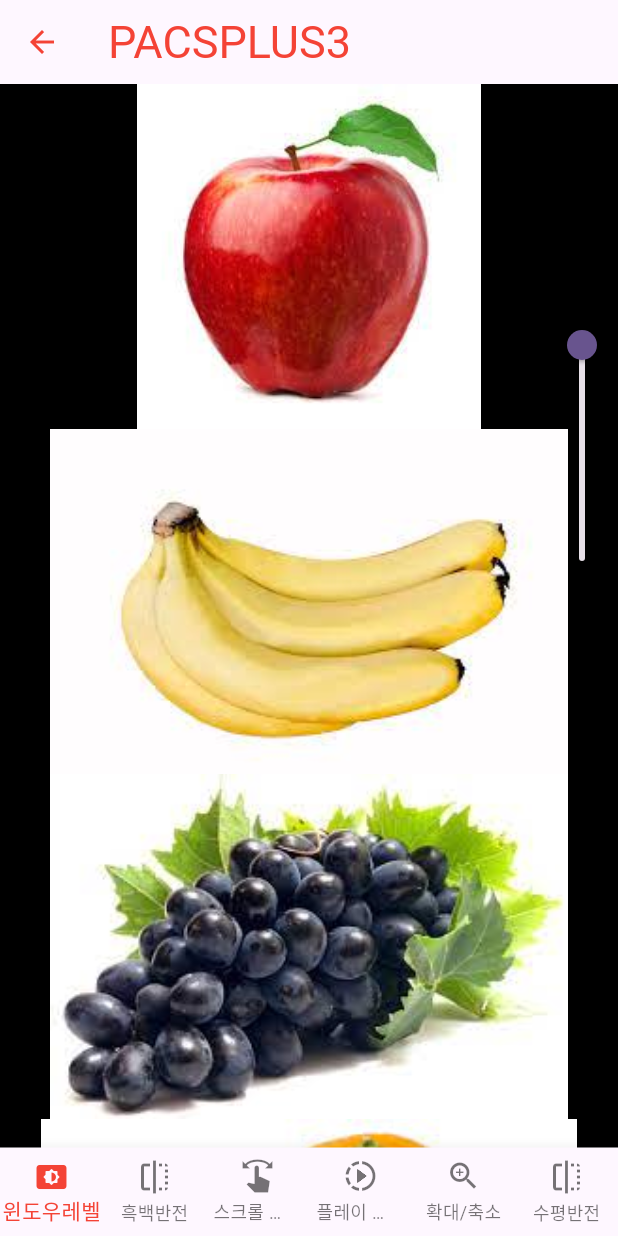
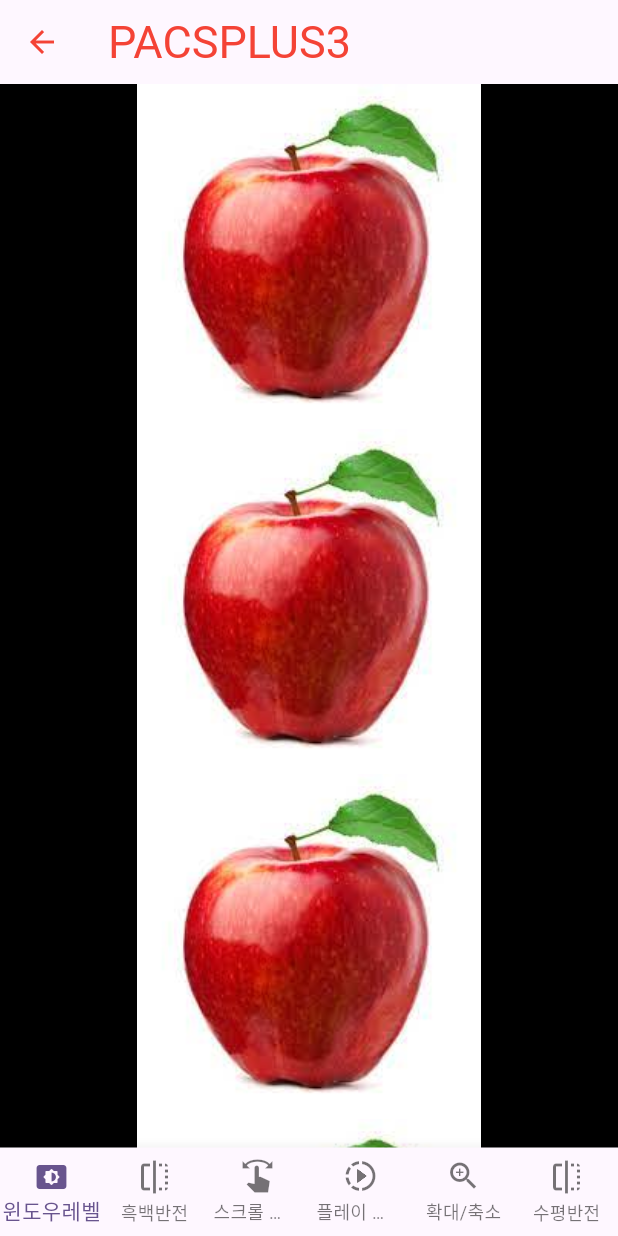
Before and after one commit to dicom-the-joeun/DICOM_PHONE, a Flutter app: the DetailPage screen opened directly, on a phone screen of 412 x 824 dp. Run offline on Flutter 3.47's test engine with Material 3 defaults, Android fonts, the light colour scheme and no system bars; drawn by our look-alikes of photo_view; our stand-ins replace cached_network_image, data_table_2, dio, flutter_dotenv, get, logger and 2 more; accounts and stored records are empty.

Commit message:
version 변경,디테일 페이지 다중 선택,기능 가능(비디오클립,화면밝기 제외) 현재 선택된 탭 색 표시 진행 중

```diff
--- a/lib/Detailpage.dart
+++ b/lib/Detailpage.dart
@@ -10,20 +10,19 @@ class DetailPage extends StatefulWidget {
 }
 
 class _DetailPageState extends State<DetailPage> {
-  int _currentIndex = 0;
+  late List<int> currentIndex;
   late List<String> fruitList;
-  bool allowZoom = false;
-  bool bllowZoom = false;
-  bool cllowZoom = false;
-  bool dllowZoom = false;
+  Set<int> selectedTabs = {}; // Set을 사용하여 다중 선택을 관리합니다.
   double brightness = 0;
-  bool isImageColored = false;
-  bool isImageColor = false;
 
+
+  double sliderValue = 0.0;
+  int currentImageIndex = 0;
 
   @override
   void initState() {
     super.initState();
+    currentIndex = [0, 1, 2, 3, 4, 5];
     fruitList = [
       'Apple.png',
       'Banana.png',
@@ -32,18 +31,7 @@ class _DetailPageState extends State<DetailPage> {
       'Pineapple.png',
       'Watermelon.png',
     ];
-  }
 
-  void _toggleImageColor() {
-  setState(() {
-    isImageColored = !isImageColored;
-  });
-}
-
-void toggleImageColor() {
-  setState(() {
-    isImageColored  = !isImageColored ;
-  });
   }
 
 
@@ -62,23 +50,23 @@ void toggleImageColor() {
               itemCount: fruitList.length,
               itemBuilder: (context, index) {
                 return SizedBox(
-                  height: 230, // 이미지 크기
+                  height: 230,
                   child: Stack(
                     children: [
-                      _findex(index),
+                      _buildImage(index),
                     ],
                   ),
                 );
               },
             ),
           ),
-          if (_currentIndex == 0) // 0번째 탭에서만 슬라이더 표시
          Positioned(
-              top: 150, // slider 오른쪽 화면 중앙에 배치
-              right: 0, // slider 오른쪽 화면에 배치
+            top: 150,
+            right: 0,
             child: RotatedBox(
               quarterTurns: 1,
-                child: Slider(
+                   child: selectedTabs.contains(0) // 1번 탭에서만 슬라이더 표시
+        ? Slider(
             value: brightness,
             min: 0.0,
             max: 1.0,
@@ -87,66 +75,88 @@ void toggleImageColor() {
                 brightness = value;
               });
             },
-                ),
+          )
+        : selectedTabs.contains(2) // 2번 탭에서만 슬라이더 표시
+            ? Slider(
+                value: sliderValue,
+                min: 0.0,
+                max: 1.0,
+                onChanged: (value) {
+                  setState(() {
+                    changeImage(value);
+                  });
+                },
+              )
+            : Container(),
             ),
           ),
         ],
       ),
       bottomNavigationBar: BottomNavigationBar(
-         currentIndex: _currentIndex,
+        currentIndex: selectedTabs.isNotEmpty ? selectedTabs.first : 0,
         onTap: (index) {
-      if (_currentIndex == index) {
-          toggleImageColor();
+
+          setState(() {
+
+            if (selectedTabs.contains(index)) {
+              selectedTabs.remove(index);
+            } else {
+              selectedTabs.add(index);
             }
-    setState(() {
-        _currentIndex = index;
           });
-
-
         },
         type: BottomNavigationBarType.fixed,
+
        items: const <BottomNavigationBarItem>[
     BottomNavigationBarItem(
       icon: Icon(Icons.settings_display_rounded),
       label: '윈도우레벨',
+
     ),
     BottomNavigationBarItem(
       icon: Icon(Icons.flip),
       label: '흑백반전',
+
     ),
     BottomNavigationBarItem(
       icon: Icon(Icons.swipe_sharp),
       label: '스크롤 루프',
+
     ),
     BottomNavigationBarItem(
       icon: Icon(Icons.slow_motion_video),
       label: '플레이 클립',
+
     ),
     BottomNavigationBarItem(
       icon: Icon(Icons.zoom_in),
       label: '확대/축소',
+
     ),
     BottomNavigationBarItem(
       icon: Icon(Icons.flip),
       label: '수평반전',
+
     ),
   ],
-        selectedItemColor: Colors.red,
 ),
+      backgroundColor: Colors.red,
     );
   }
 
-  Widget _findex(int index) {
-  dllowZoom = _currentIndex == 1; // 흑백반전 탭
-  allowZoom = _currentIndex == 4; // 확대/축소 탭
-  bllowZoom = _currentIndex == 5; // 화면전환 탭
+  Widget _buildImage(int index) {
+    bool allowZoom = selectedTabs.contains(4); // 확대/축소 탭
+    bool bllowZoom = selectedTabs.contains(5); // 화면전환 탭
 
-     return Stack(
-      children: [
-        ColorFiltered(
-          colorFilter: ColorFilter.mode(
-            Colors.white.withOpacity(1 - brightness),
-            BlendMode.modulate,
+    return ColorFiltered(
+      colorFilter: selectedTabs.contains(1)
+          ? const ColorFilter.mode(
+              Colors.grey,
+              BlendMode.color,
+            )
+          : const ColorFilter.mode(
+              Colors.transparent,
+              BlendMode.saturation,
             ),
         child: Transform(
           alignment: Alignment.center,
@@ -154,41 +164,27 @@ void toggleImageColor() {
               ? Matrix4.rotationY(math.pi) // 5번째 탭일 때 좌우반전
               : Matrix4.identity(),
           child: PhotoView(
-
-              imageProvider: AssetImage('images/${fruitList[index]}'),
+            imageProvider: AssetImage('images/${fruitList[currentImageIndex]}'),
             minScale: allowZoom
                 ? PhotoViewComputedScale.contained * 0.8
                 : PhotoViewComputedScale.contained,
             maxScale: allowZoom
                 ? PhotoViewComputedScale.covered * 1.8
                 : PhotoViewComputedScale.contained,
-
-            ),
           ),
         ),
 
-   if (_currentIndex == 1)
-          Positioned.fill(
-            child: IgnorePointer(
-              ignoring: true,
-              child: ColorFiltered(
-                colorFilter: isImageColored
-                    ? const ColorFilter.mode(
-                        Colors.transparent,
-                        BlendMode.saturation,
-                      )
-                    : const ColorFilter.mode(
-                        Colors.grey,
-                        BlendMode.saturation,
-                      ),
-                child: Image.asset(
-                  'images/${fruitList[index]}',
-                  fit: BoxFit.fitHeight,
-                ),
-              ),
-            ),
-          ),
-      ],
     );
   }
+
+  void changeImage(double value) {
+    // Calculate the index based on the slider value
+    int index = (value * (fruitList.length - 1)).round();
+
+    // Update the currentImageIndex
+    setState(() {
+      currentImageIndex = index;
+      sliderValue = value;
+    });
   }
+}
```
Also changed, not shown: 1 other file. Lines whose indentation alone changed are shown as unchanged.
